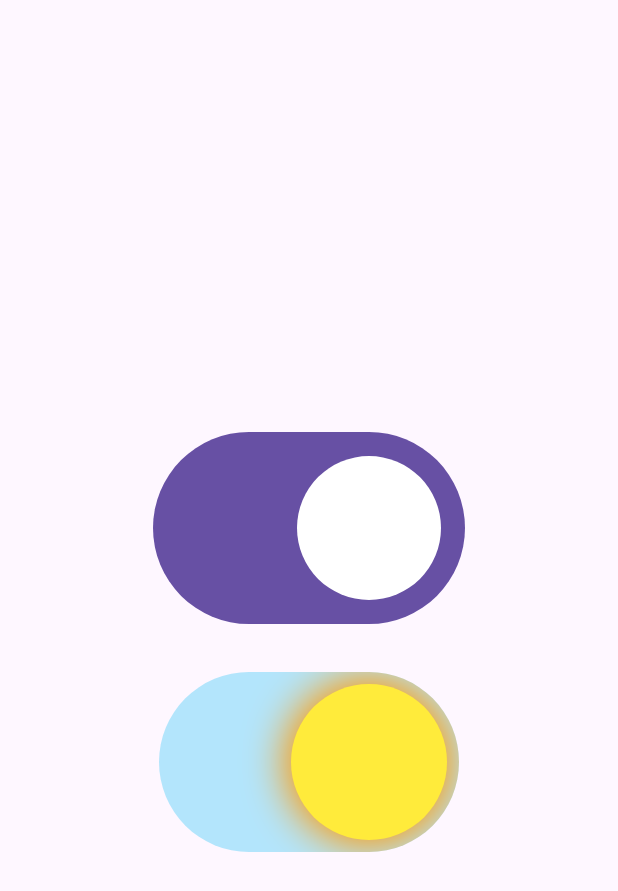
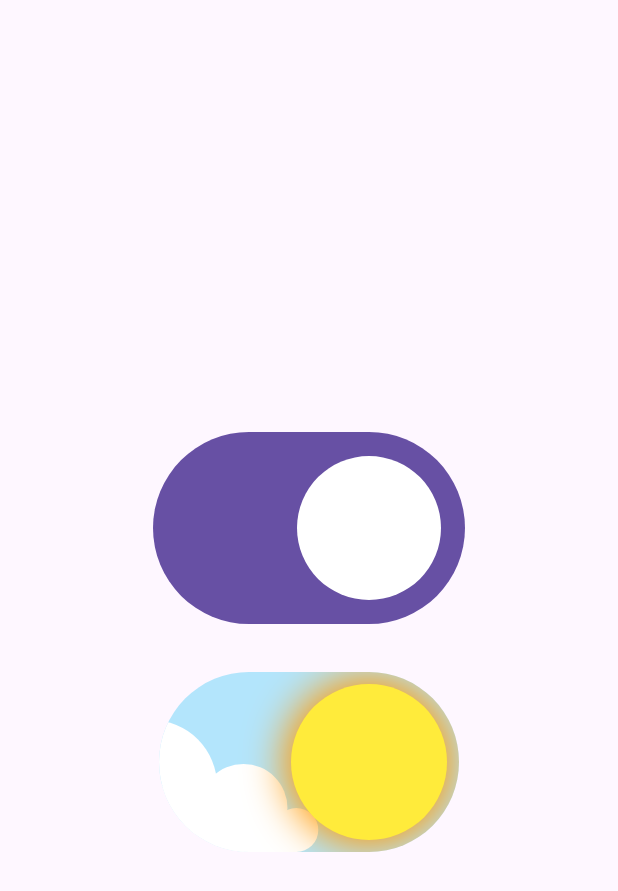
Before and after one commit to lowy-10pines/charla-que-tan-dificil-puede-ser, a Flutter app: the screen it shows after launch, on a phone screen of 412 x 824 dp. Shown: the top 891 px of the screen. Run offline on Flutter 3.47's test engine with Material 2 defaults, Android fonts, the phone set to English and light mode, and no system bars.

Commit message:
Cloud - custom painter + tween de offset

```diff
--- a/lib/fancy_switch.dart
+++ b/lib/fancy_switch.dart
@@ -1,4 +1,5 @@
 import 'package:fancy_switch/widget/background.dart';
+import 'package:fancy_switch/widget/cloud.dart';
 import 'package:fancy_switch/widget/knob.dart';
 import 'package:flutter/material.dart';
 
@@ -64,6 +65,7 @@ class _FancySwitchState extends State<FancySwitch>
           child: Background(
             animation: curvedAnimation,
             child: Stack(children: [
+              Cloud(animation: curvedAnimation),
               Knob(animation: curvedAnimation),
             ]),
           ),
--- /dev/null
+++ b/lib/widget/cloud.dart
@@ -0,0 +1,64 @@
+import 'package:flutter/material.dart';
+
+class Cloud extends StatelessWidget {
+  final Animation<double> animation;
+  const Cloud({
+    super.key,
+    required this.animation,
+  });
+
+  Tween<Offset> get positionTween => Tween<Offset>(
+        begin: const Offset(-1, 2),
+        end: const Offset(-0.3, 0),
+      );
+
+  @override
+  Widget build(BuildContext context) {
+    return SlideTransition(
+      position: positionTween.animate(animation),
+      child: const Padding(
+        padding: EdgeInsets.only(top: 8),
+        child: AspectRatio(
+          aspectRatio: 1.2,
+          child: CustomPaint(painter: CloudPainter()),
+        ),
+      ),
+    );
+  }
+}
+
+class CloudPainter extends CustomPainter {
+  const CloudPainter() : super();
+
+  @override
+  void paint(Canvas canvas, Size size) {
+    final dx = size.width / 6;
+    final dy = size.height / 3;
+
+    final paint = Paint()
+      ..color = Colors.white
+      ..style = PaintingStyle.fill;
+
+    // Large circle
+    canvas.drawCircle(Offset(1.5 * dx, 1.5 * dy), 1.5 * dy, paint);
+
+    // Medium circle
+    canvas.drawCircle(Offset(5 * dx, 2 * dy), dy, paint);
+
+    // Small circle
+    canvas.drawCircle(Offset(7 * dx, 2.5 * dy), 0.5 * dy, paint);
+
+    // Fillers
+    canvas.drawRect(
+        Rect.fromPoints(Offset(1.5 * dx, 2.5 * dy), Offset(7 * dx, 3 * dy)),
+        paint);
+    canvas.drawRect(
+        Rect.fromPoints(Offset(1.5 * dx, 1.5 * dy), Offset(5 * dx, 3 * dy)),
+        paint);
+  }
+
+  @override
+  bool shouldRepaint(covariant CustomPainter oldDelegate) {
+    return false;
+  }
+}
```
